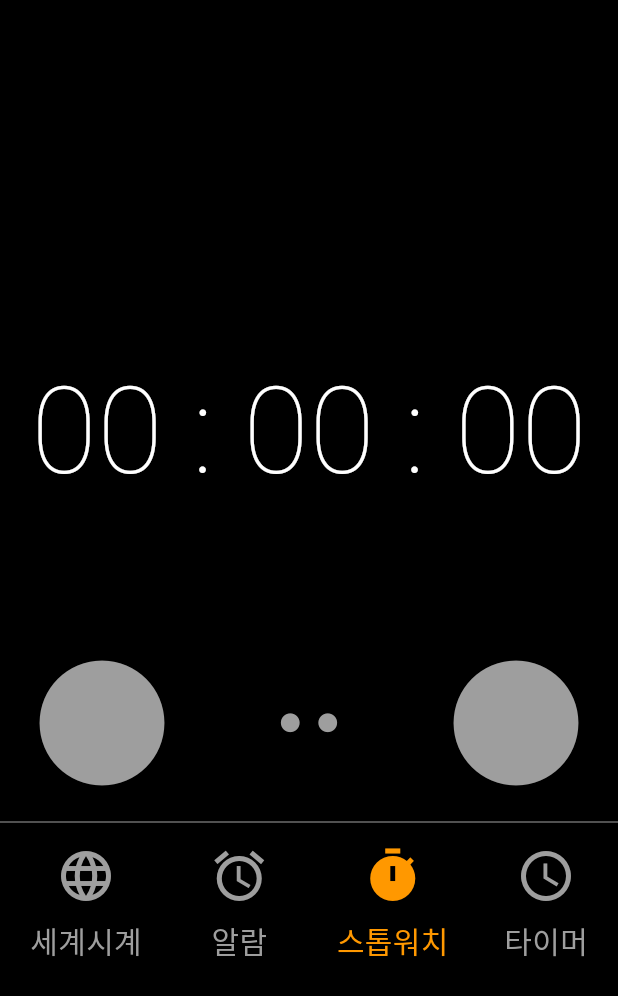
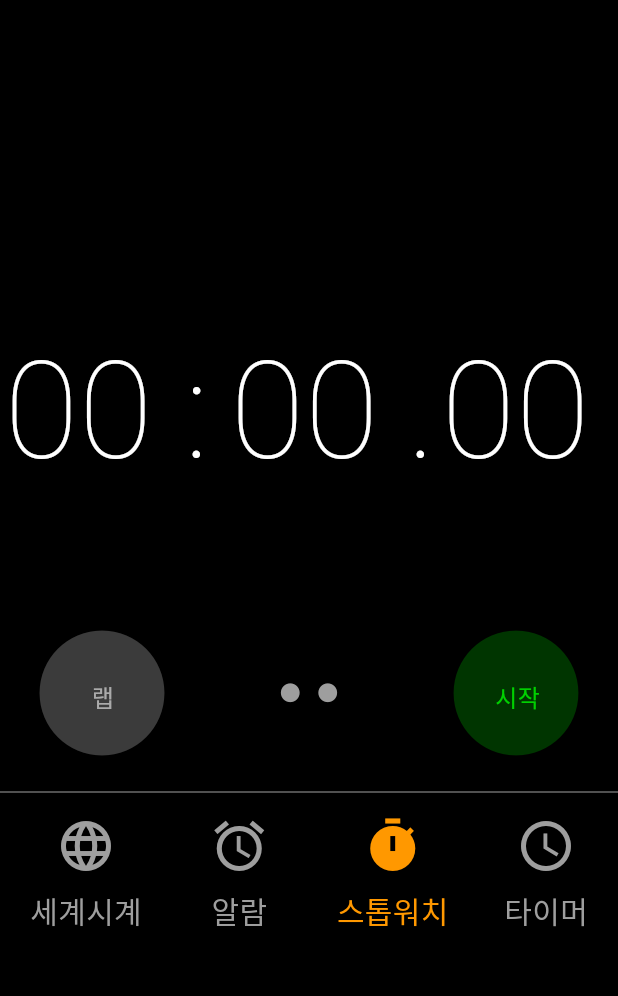
Before and after one commit to whdrns2013/small_projects, a Flutter app: the screen it shows after launch, on a phone screen of 412 x 824 dp. Shown: the top 996 px of the screen. Run offline on Flutter 3.47's test engine with Material 3 defaults, Android fonts, the phone set to English and light mode, and no system bars.

Commit message:
update project

```diff
--- a/dq_small_game/stopwatch/wash_games/lib/screens/stopwatch.dart
+++ b/dq_small_game/stopwatch/wash_games/lib/screens/stopwatch.dart
@@ -1,3 +1,5 @@
+import 'dart:async';
+
 import 'package:flutter/material.dart';
 
 class StopWatchScreen extends StatefulWidget {
@@ -7,14 +9,82 @@ class StopWatchScreen extends StatefulWidget {
 }
 
 class GlobalSetting {
-  static const double stopwatchFontSize = 80;
+  static const double timeFontSize = 90;
   static const double stopwatchStartStopIconSize = 100;
   static const double bellowIconSize = 40;
   static const double bellowIconFontSize = 20;
+
+  static Color startStopButtonTextColorDeact =
+      const Color.fromARGB(240, 0, 255, 0);
+  static Color startStopButtonColorDeact = const Color.fromARGB(90, 0, 150, 0);
+  static Color startStopButtonTextColorAct =
+      const Color.fromARGB(255, 255, 50, 50);
+  static Color startStopButtonColorAct = const Color.fromARGB(80, 150, 0, 0);
+
+  static Color lapRefreshButtonTextColorDeact =
+      const Color.fromARGB(200, 150, 150, 150);
+  static Color lapRefreshButtonColorDeact =
+      const Color.fromARGB(100, 150, 150, 150);
+  static Color lapRefreshButtonTextColorAct =
+      const Color.fromARGB(200, 200, 200, 200);
+  static Color lapRefreshButtonColorAct =
+      const Color.fromARGB(100, 200, 200, 200);
+
+  static double startStopFontSize = 16;
+  static String startStopButtonTextDeact = '시작';
+  static String startStopButtonTextAct = '중단';
+  static String lapRefreshButtonTextDeact = '랩';
+  static String lapRefreshButtonTextAct = '재설정';
 }
 
 class _StopWatchScreenState extends State<StopWatchScreen> {
+  bool isRunning = false;
+  bool isStopped = false;
+  bool isRefreshed = false;
+  int subScreenNumber = 0;
+  late Timer timer;
+  int miliSeconds = 0;
+
   void nullAction() {}
+
+  void Lap() {
+    print('lap');
+  }
+
+  void onTick(Timer timer) {
+    setState(() {
+      miliSeconds += 1;
+    });
+  }
+
+  void startStop() {
+    setState(() {
+      if (isRunning == true) {
+        isStopped = !isStopped;
+        timer.cancel();
+      } else {
+        isStopped = false;
+        timer = Timer.periodic(Duration(milliseconds: 1), onTick);
+      }
+      isRunning = !isRunning;
+      isRefreshed = false;
+    });
+    print(isRunning);
+  }
+
+  void refresh() {
+    setState(() {
+      isRefreshed = true;
+      isStopped = false;
+      isRunning = false;
+      miliSeconds = 0;
+    });
+  }
+
+  String timeFormatting(int miliSeconds, int start, int end) {
+    var duration = Duration(milliseconds: miliSeconds);
+    return duration.toString().substring(start, end);
+  }
 
   @override
   Widget build(BuildContext context) {
@@ -23,20 +93,66 @@ class _StopWatchScreenState extends State<StopWatchScreen> {
         body: Column(
           children: [
             SizedBox(
-              height: 230,
+              height: 210,
             ),
             Flexible(
-                child: Container(
+                child: Row(
+              mainAxisAlignment: MainAxisAlignment.spaceEvenly,
+              children: [
+                Container(
+                    width: 115,
                     child: Text(
-              "00 : 00 : 00",
+                      timeFormatting(miliSeconds, 2, 4),
                       style: TextStyle(
                         color: Colors.white,
-                fontSize: GlobalSetting.stopwatchFontSize,
+                        fontSize: GlobalSetting.timeFontSize,
                         fontWeight: FontWeight.w200,
                       ),
-            ))), // 시간초
+                    )),
+                Container(
+                    width: 30,
+                    child: Text(
+                      ':',
+                      style: TextStyle(
+                          color: Colors.white,
+                          fontSize: GlobalSetting.timeFontSize,
+                          fontWeight: FontWeight.w200,
+                          letterSpacing: 5.0),
+                    )),
+                Container(
+                    width: 115,
+                    child: Text(
+                      timeFormatting(miliSeconds, 5, 7),
+                      style: TextStyle(
+                        color: Colors.white,
+                        fontSize: GlobalSetting.timeFontSize,
+                        fontWeight: FontWeight.w200,
+                      ),
+                    )),
+                Container(
+                    width: 20,
+                    child: Text(
+                      '.',
+                      style: TextStyle(
+                          color: Colors.white,
+                          fontSize: GlobalSetting.timeFontSize,
+                          fontWeight: FontWeight.w200,
+                          letterSpacing: 0),
+                    )),
+                Container(
+                    width: 115,
+                    child: Text(
+                      timeFormatting(miliSeconds, 8, 10),
+                      style: TextStyle(
+                        color: Colors.white,
+                        fontSize: GlobalSetting.timeFontSize,
+                        fontWeight: FontWeight.w200,
+                      ),
+                    )),
+              ],
+            )), // 시간초
             SizedBox(
-              height: 80,
+              height: 65,
             ),
             Flexible(
                 // 랩/시작 버튼
@@ -44,11 +160,35 @@ class _StopWatchScreenState extends State<StopWatchScreen> {
                     child: Row(
               mainAxisAlignment: MainAxisAlignment.center,
               children: [
+                Stack(children: [
                   IconButton(
-                  onPressed: nullAction,
-                  icon: Icon(Icons.circle, color: Colors.grey),
+                    onPressed: isStopped ? refresh : Lap,
+                    icon: Icon(Icons.circle,
+                        color: (isRunning || isStopped)
+                            ? GlobalSetting.lapRefreshButtonColorAct
+                            : GlobalSetting.lapRefreshButtonColorDeact),
                     iconSize: GlobalSetting.stopwatchStartStopIconSize,
                   ),
+                  Positioned(
+                    left: (isStopped) ? 38 : 51,
+                    top: 49,
+                    child: Text(
+                      (isStopped)
+                          ? GlobalSetting.lapRefreshButtonTextAct
+                          : GlobalSetting.lapRefreshButtonTextDeact,
+                      style: TextStyle(
+                          color: (isStopped || !isRefreshed)
+                              ? GlobalSetting.lapRefreshButtonTextColorAct
+                              : GlobalSetting.lapRefreshButtonTextColorDeact,
+                          fontSize: GlobalSetting.startStopFontSize),
+                    ),
+                  ),
+                  IconButton(
+                    onPressed: isStopped ? refresh : Lap,
+                    icon: Icon(Icons.circle, color: Color.fromARGB(0, 0, 0, 0)),
+                    iconSize: GlobalSetting.stopwatchStartStopIconSize,
+                  ),
+                ]),
                 SizedBox(
                   width: 60,
                 ),
@@ -60,11 +200,30 @@ class _StopWatchScreenState extends State<StopWatchScreen> {
                 SizedBox(
                   width: 60,
                 ),
+                Stack(children: [
+                  Positioned(
+                    left: 44,
+                    top: 49,
+                    child: Text(
+                      isRunning
+                          ? GlobalSetting.startStopButtonTextAct
+                          : GlobalSetting.startStopButtonTextDeact,
+                      style: TextStyle(
+                          color: isRunning
+                              ? GlobalSetting.startStopButtonTextColorAct
+                              : GlobalSetting.startStopButtonTextColorDeact,
+                          fontSize: GlobalSetting.startStopFontSize),
+                    ),
+                  ),
                   IconButton(
-                  onPressed: nullAction,
-                  icon: Icon(Icons.circle, color: Colors.grey),
-                  iconSize: 100,
+                    onPressed: startStop,
+                    icon: Icon(Icons.circle,
+                        color: isRunning
+                            ? GlobalSetting.startStopButtonColorAct
+                            : GlobalSetting.startStopButtonColorDeact),
+                    iconSize: GlobalSetting.stopwatchStartStopIconSize,
                   ),
+                ])
               ],
               // ),
             ))),
```
Also changed, not shown: dq_small_game/stopwatch/wash_games/lib/bottomNavigator.dart (added), 3 other files. Lines whose indentation alone changed are shown as unchanged.
